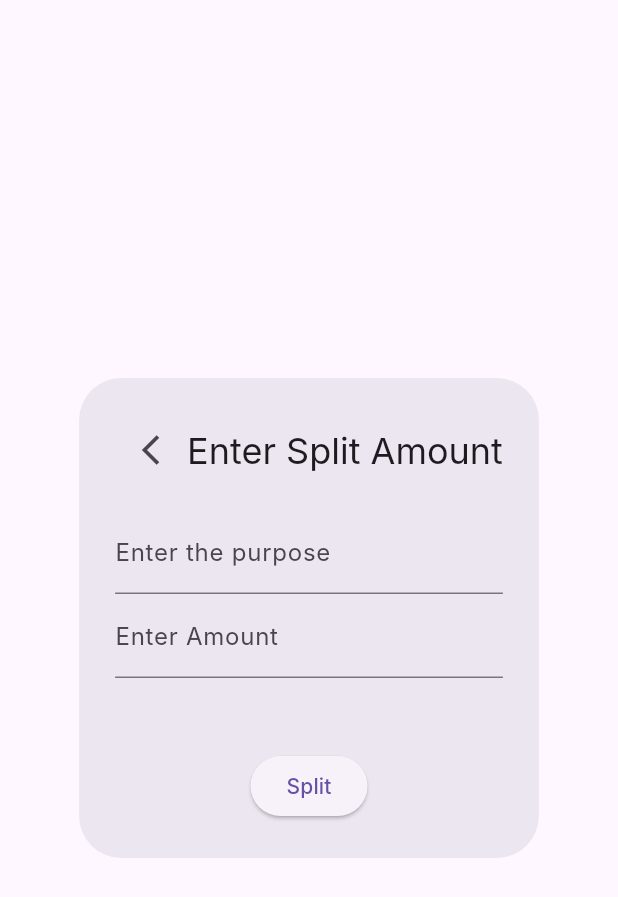
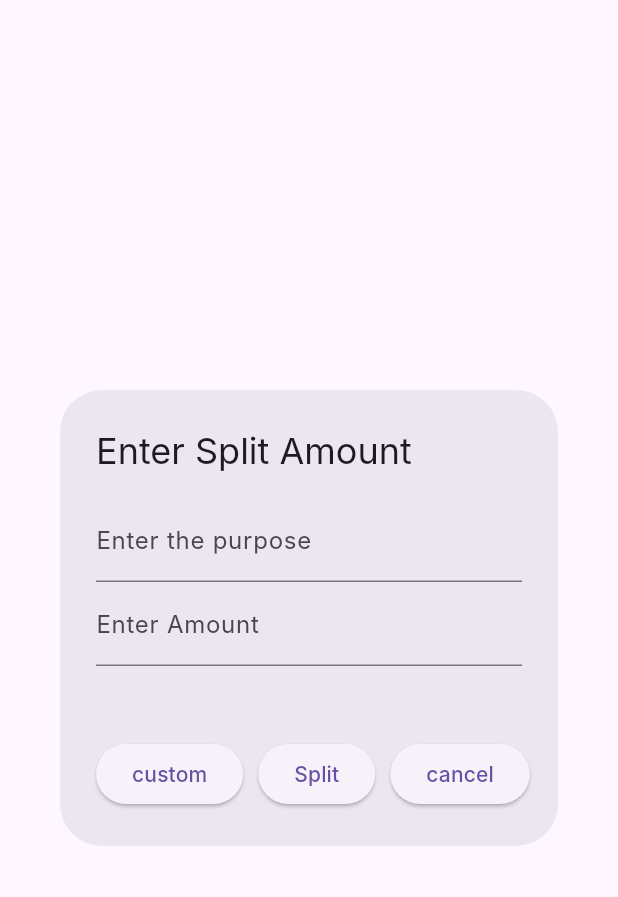
Before and after one commit to vishruth555/constraint, a Flutter app: the SplitBillPopup widget shown alone on an empty page, opened directly with empty values, on a phone screen of 412 x 824 dp. Shown: the top 897 px of the screen. Run offline on Flutter 3.47's test engine with Material 3 defaults, Android fonts, the phone set to English and light mode, and no system bars; our stand-ins replace shared_preferences; accounts and stored records are empty; Roboto replaces fonts that are missing (Inter).

Commit message:
added better ux because im chill like that

```diff
--- a/lib/dataModel.dart
+++ b/lib/dataModel.dart
@@ -4,27 +4,35 @@ class Group {
   double? totalBudget;
   List<Member>? members;
   List<Expense>? expenses;
+  double? budget;
 
   Group(
       {required this.id,
       required this.name,
       this.totalBudget,
       this.members,
-      this.expenses});
+      this.expenses,
+      this.budget});
 }
 
 class Member {
   int id;
   String name;
   double budget;
+  double? totalBudget;
 
-  Member({required this.id, required this.budget, required this.name});
+  Member(
+      {required this.id,
+      required this.budget,
+      required this.name,
+      this.totalBudget});
 }
 
 class Expense {
   int id;
   String title;
   double amount;
+  DateTime time;
   // Member paidBy;
   // List<Member> splitAmong;
 
@@ -32,6 +40,7 @@ class Expense {
     required this.id,
     required this.title,
     required this.amount,
+    required this.time,
     // required this.paidBy,
     // required this.splitAmong
   });
--- a/lib/groupPage.dart
+++ b/lib/groupPage.dart
@@ -51,7 +51,7 @@ class _GroupPageState extends State<GroupPage> {
                             MaterialPageRoute(
                                 builder: (context) => AddMembers(
                                       groupID: widget.groupID,
-                                      editList: true,
+                                      editList: false,
                                     )));
                       },
                       icon: Icon(Icons.supervisor_account_rounded)),
@@ -73,6 +73,8 @@ class _GroupPageState extends State<GroupPage> {
                       itemCount:
                           obj.groups[widget.groupID].expenses?.length ?? 0,
                       itemBuilder: (context, index) {
+                        final time =
+                            obj.groups[widget.groupID].expenses![index].time;
                         return Container(
                           margin: EdgeInsets.fromLTRB(10, 10, 10, 20),
                           padding: EdgeInsets.all(16.0),
@@ -102,7 +104,7 @@ class _GroupPageState extends State<GroupPage> {
                               ),
                               SizedBox(height: 8.0),
                               Text(
-                                '₹${obj.groups[widget.groupID].expenses![index].amount} ',
+                                '₹${obj.groups[widget.groupID].expenses![index].amount} paid on ${time.day}/${time.month}/${time.year} ${time.hour}:${time.minute}:${time.second}',
                                 style: TextStyle(
                                   fontSize: 16.0,
                                 ),
--- a/lib/splitBillPopup.dart
+++ b/lib/splitBillPopup.dart
@@ -31,17 +31,7 @@ class _SplitBillPopupState extends State<SplitBillPopup> {
     return Consumer<Manager>(
         builder: (context, value, child) => AlertDialog(
               // title: const Text('Enter Split Amount'),
-              title: Row(
-                mainAxisAlignment: MainAxisAlignment.start,
-                children: [
-                  IconButton(
-                      onPressed: () {
-                        Navigator.pop(context);
-                      },
-                      icon: Icon(Icons.arrow_back_ios_outlined)),
-                  const Text('Enter Split Amount')
-                ],
-              ),
+              title: const Text('Enter Split Amount'),
               content: Column(
                 mainAxisSize: MainAxisSize.min,
                 children: [
@@ -65,6 +55,12 @@ class _SplitBillPopupState extends State<SplitBillPopup> {
                   if (amount != 0.0 && membersLength != 0)
                     Text('each has to pay ${amount / membersLength}'),
                   const SizedBox(height: 16),
+                  Row(
+                    children: [
+                      ElevatedButton(onPressed: () {}, child: Text('custom')),
+                      SizedBox(
+                        width: 10,
+                      ),
                       ElevatedButton(
                         onPressed: () {
                           print(membersLength);
@@ -76,17 +72,29 @@ class _SplitBillPopupState extends State<SplitBillPopup> {
                           Expense expense = Expense(
                             id: len,
                             title: _subjectEditingController.text,
-                          amount: amount);
+                            amount: amount,
+                            time: DateTime.now(),
+                          );
                           // obj.addExpense(widget.id, expense);
                           expenses.add(expense);
                           print(expenses);
-                      obj.addExpense(
-                          widget.id, expenses, amount, amount / membersLength);
+                          obj.addExpense(widget.id, expenses, amount,
+                              amount / membersLength);
 
                           // // Save the string data and close the popup
                           Navigator.of(context).pop();
                         },
                         child: Text('Split'),
+                      ),
+                      SizedBox(
+                        width: 10,
+                      ),
+                      ElevatedButton(
+                          onPressed: () {
+                            Navigator.pop(context);
+                          },
+                          child: Text('cancel')),
+                    ],
                   ),
                 ],
               ),
--- a/lib/state_management.dart
+++ b/lib/state_management.dart
@@ -65,6 +65,7 @@ class Manager extends ChangeNotifier {
       _totalBudget += member.budget;
     }
     _groups[index].totalBudget = _totalBudget;
+    _groups[index].budget = _totalBudget;
     notifyListeners();
   }
 
```
Also changed, not shown: lib/addMembers.dart (+28 -19 lines), lib/home.dart (+12 -5 lines). Lines whose indentation alone changed are shown as unchanged.
